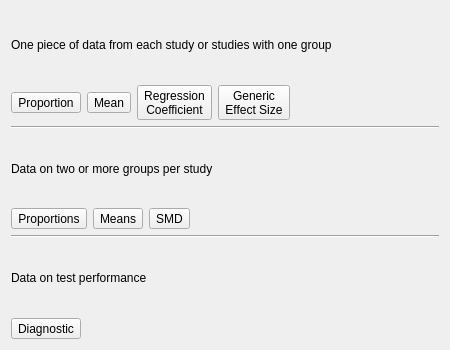
AliSalman-et-al/openmeta-analyst-community, file src/forms/data_type_page.ui: the form before one commit.
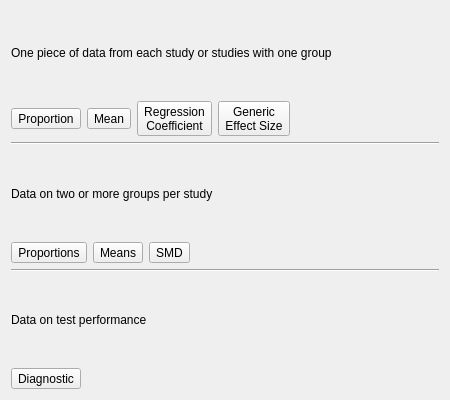
The form after the commit. Icons and pictures are not drawn.

What changed in the file:
```diff
--- a/src/forms/data_type_page.ui
+++ b/src/forms/data_type_page.ui
@@ -7,7 +7,7 @@
     <x>0</x>
     <y>0</y>
     <width>450</width>
-    <height>350</height>
+    <height>400</height>
    </rect>
   </property>
   <property name="sizePolicy">
```
